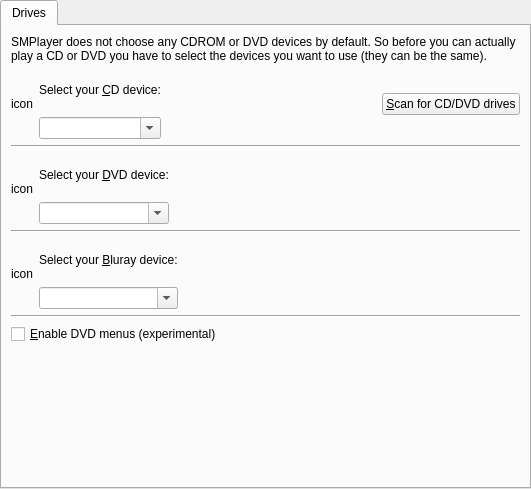
This is src/prefdrives.ui in wilbert2000/wzplayer as Qt 5 draws it before an edit. The edited form follows.
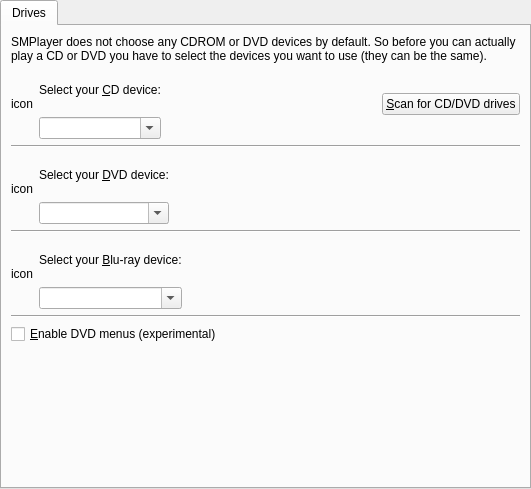
This is the edited form. Custom widgets are drawn as their Qt base class.

Commit message: Use 'blu-ray' instead of 'bluray'

```diff
--- a/src/prefdrives.ui
+++ b/src/prefdrives.ui
@@ -255,7 +255,7 @@
            <item>
             <widget class="QLabel" name="textLabel2_3">
              <property name="text">
-              <string>Select your &amp;Bluray device:</string>
+              <string>Select your &amp;Blu-ray device:</string>
              </property>
              <property name="wordWrap">
               <bool>false</bool>
```
The commit also changes 3 other files.
